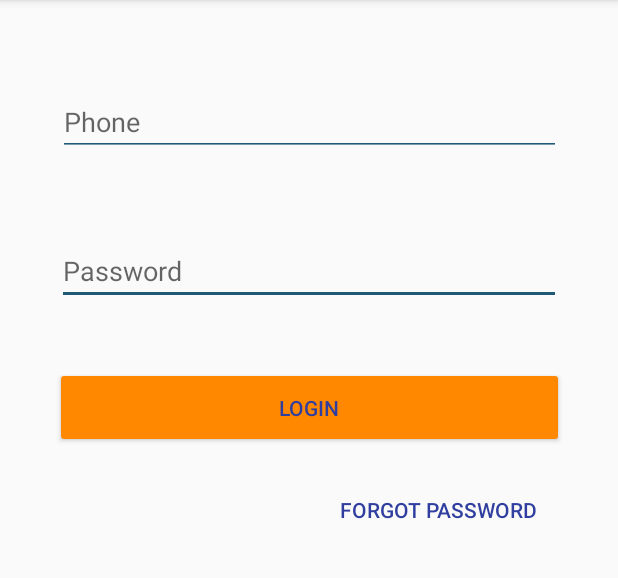
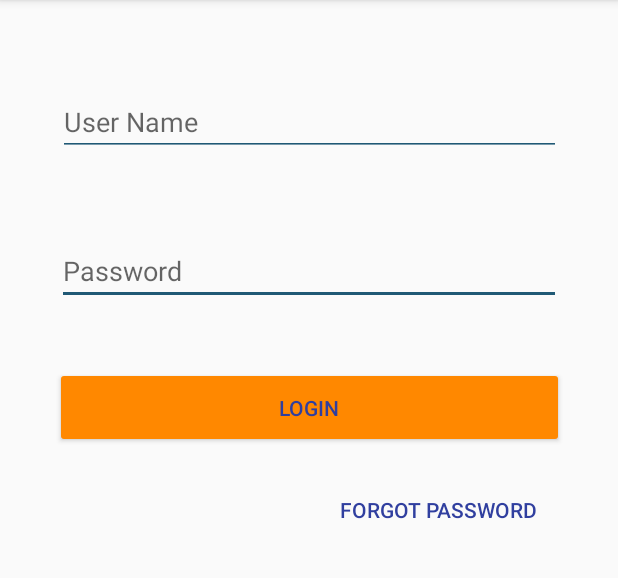
Before and after one commit to Kramah-blr/Kramah, an Android app: the Login screen opened directly, with no data from a screen before it, on a phone screen of 412 x 824 dp, the part 84-662 px from its top. Run offline under Robolectric (Android 15) with nearby library versions, the phone set to English and light mode, and no system bars; our stand-ins replace Firebase (no records; nobody signed in at launch, a user with empty details on screens opened directly).

Commit message:
Mar 7 Commit

```diff
--- a/app/src/main/java/com/example/anirban/kramah/email/Config.java
+++ b/app/src/main/java/com/example/anirban/kramah/email/Config.java
@@ -6,6 +6,6 @@ package com.example.anirban.kramah.email;
 
 public class Config {
     public static final String EMAIL ="kramah.software.blr@gmail.com";
-    public static final String PASSWORD ="********";
+    public static final String PASSWORD ="kramah4321";
 
 }
--- a/app/src/main/java/com/example/anirban/kramah/groupadmin/Create_group.java
+++ b/app/src/main/java/com/example/anirban/kramah/groupadmin/Create_group.java
@@ -63,12 +63,14 @@ public class Create_group extends AppCompatActivity implements AdapterView.OnIte
             public void onClick(View v) {
                 String sub_grp_id=sub_id.getText().toString();
                 String batch=String.valueOf(time.getSelectedItem());
+
                 //Toast.makeText(getApplicationContext(),sub_grp_id+"\n"+batch+"\n"+phn,Toast.LENGTH_SHORT).show();
 
                 Map<String, Object> grpUpdates = new HashMap<>();
                 grpUpdates.put(batch, batch);
                 //grpUpdates.put("ID",sub_grp_id);
-                AdminRef.child(phn).child("Time").setValue(grpUpdates);
+                AdminRef.child(phn).child("Time").updateChildren(grpUpdates);
+
                 root.child("Time/"+batch+"/"+Group_Admin_Activity.gad.getName()).setValue(phn);
             }
 
--- a/app/src/main/java/com/example/anirban/kramah/superAdmin/ImageUploadInfo.java
+++ b/app/src/main/java/com/example/anirban/kramah/superAdmin/ImageUploadInfo.java
@@ -15,7 +15,7 @@ public class ImageUploadInfo {
 
     }
     public ImageUploadInfo(String grp_name,String id,String Email,String password,String phone,String name,String role, String url) {
-        this.groupName = grp_name;
+        this.groupName=grp_name;
         this.grpID=id;
         this.grpEmail=Email;
         this.grppass=password;
@@ -27,9 +27,10 @@ public class ImageUploadInfo {
     public void setGroupName(String name){
         this.gname.add(name);
     }
-    public ArrayList<String> getGroupName() {
+    public ArrayList<String> getGrpName() {
         return gname;
     }
+    public String getGroupName(){return groupName; }
     public String getGrpID(){return grpID;}
     public String getGrpEmail(){return grpEmail;}
     public String getGrppass(){return grppass;}
--- a/app/src/main/java/com/example/anirban/kramah/user/GridViewImageDisplay.java
+++ b/app/src/main/java/com/example/anirban/kramah/user/GridViewImageDisplay.java
@@ -82,7 +82,7 @@ public class GridViewImageDisplay extends AppCompatActivity {
             @Override
             public void onItemClick(AdapterView<?> adapterView, View view, int i, long l) {
 
-                grp_name = imageUploadInfo.getGroupName().get(i).toString();
+                grp_name = imageUploadInfo.getGrpName().get(i).toString();
                 //Toast.makeText(getApplicationContext(),grp_name,Toast.LENGTH_SHORT).show();
                 Map<String, Object> loginUpdates = new HashMap<>();
                 loginUpdates.put("Phone",phone);
--- a/app/src/main/res/layout/activity_gr_admin_login.xml
+++ b/app/src/main/res/layout/activity_gr_admin_login.xml
@@ -19,7 +19,7 @@
         android:hint="Enter Phone Number"
         android:inputType="phone"
         android:maxLength="10"
-        android:text="9046814817"/>
+        />
 
     <EditText
         android:id="@+id/pass"
--- a/app/src/main/res/layout/activity_group__form.xml
+++ b/app/src/main/res/layout/activity_group__form.xml
@@ -113,7 +113,7 @@ android:layout_margin="20dp">
         android:layout_height="50dp"
         android:layout_alignParentBottom="true"
         android:layout_alignParentStart="true"
-        android:background="@drawable/red_submit_button" />
+        android:background="@drawable/submitbutton" />
 
 
 </RelativeLayout>
--- a/app/src/main/res/layout/activity_login.xml
+++ b/app/src/main/res/layout/activity_login.xml
@@ -36,9 +36,9 @@
         android:layout_marginTop="8dp"
         android:backgroundTint="@color/ic_launcher_background"
         android:ems="10"
-        android:hint="Phone"
-        android:inputType="phone"
-        android:maxLength="10"
+        android:hint="User Name"
+        android:inputType="textPersonName"
+
         android:textColorLink="@color/ic_launcher_background"
         app:layout_constraintBottom_toBottomOf="parent"
         app:layout_constraintEnd_toEndOf="parent"
```
Also changed, not shown: app/src/main/res/drawable/submitbutton.png (added).
